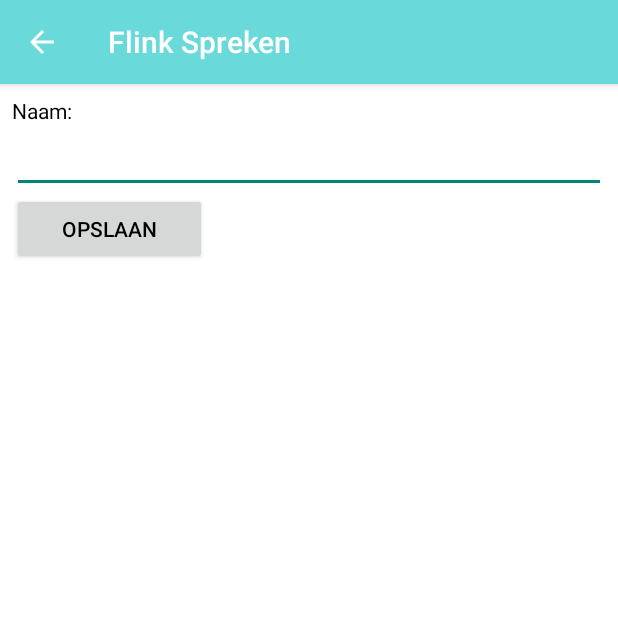
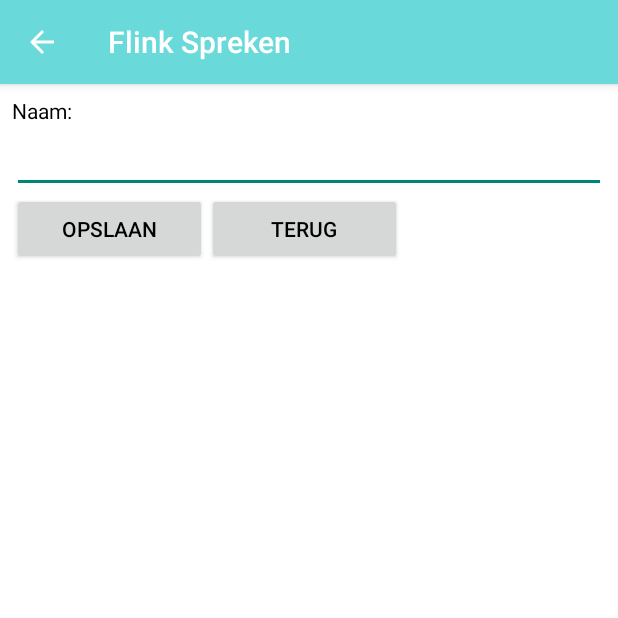
Before and after one commit to BramBleys/FlinkSpreken, an Android app: the NewAccount screen opened directly, with no data from a screen before it, on a phone screen of 412 x 824 dp, the top half of it. Run offline under Robolectric (Android 15) with nearby library versions, the phone set to English and light mode, and no system bars.

Commit message:
Added back button at new_account page

```diff
--- a/app/src/main/java/be/thomasmore/flinkspreken/NewAccount.java
+++ b/app/src/main/java/be/thomasmore/flinkspreken/NewAccount.java
@@ -23,12 +23,18 @@ public class NewAccount extends AppCompatActivity {
         EditText editTextNaam = (EditText) findViewById(R.id.editName);
         String naam = editTextNaam.getText().toString();
 
-        Account account = new Account();
-        account.setNaam(naam);
-
-        db.addAccount(account);
+        if (!naam.equals("")) {
+            Account account = new Account();
+            account.setNaam(naam);
+            db.addAccount(account);
+        }
 
         Intent intent = new Intent(this, MainActivity.class);
         startActivity(intent);
     }
+
+    public void onClickButtonTerug(View v){
+        Intent intent = new Intent(this, MainActivity.class);
+        startActivity(intent);
+    }
 }
--- a/app/src/main/res/layout/activity_new_account.xml
+++ b/app/src/main/res/layout/activity_new_account.xml
@@ -9,12 +9,12 @@
     <LinearLayout
         android:layout_width="match_parent"
         android:layout_height="match_parent"
+        android:layout_margin="8dp"
         android:orientation="vertical"
         app:layout_constraintBottom_toBottomOf="parent"
         app:layout_constraintLeft_toLeftOf="parent"
         app:layout_constraintRight_toRightOf="parent"
-        app:layout_constraintTop_toTopOf="parent"
-        android:layout_margin="8dp">
+        app:layout_constraintTop_toTopOf="parent">
 
         <TextView
             android:layout_width="fill_parent"
@@ -27,12 +27,26 @@
             android:layout_height="wrap_content"
             android:inputType="text" />
 
-        <Button
-            android:id="@+id/buttonAddAccount"
-            android:layout_width="130dp"
+        <LinearLayout
+            android:layout_width="wrap_content"
             android:layout_height="wrap_content"
-            android:onClick="onClickButtonAdd"
-            android:text="@string/add_account" />
+            android:orientation="horizontal">
+
+            <Button
+                android:id="@+id/buttonAddAccount"
+                android:layout_width="130dp"
+                android:layout_height="wrap_content"
+                android:onClick="onClickButtonAdd"
+                android:text="@string/add_account" />
+
+            <Button
+                android:id="@+id/buttonTerug"
+                android:layout_width="130dp"
+                android:layout_height="wrap_content"
+                android:onClick="onClickButtonTerug"
+                android:text="@string/terug" />
+        </LinearLayout>
+
 
     </LinearLayout>
 </android.support.constraint.ConstraintLayout>
--- a/app/src/main/res/values/strings.xml
+++ b/app/src/main/res/values/strings.xml
@@ -6,6 +6,7 @@
 
     <string name="naam_account">Naam:</string>
     <string name="add_account">Opslaan</string>
+    <string name="terug">Terug</string>
 
     <string name="start">Start</string>
     <string name="resultaten">Resultaten</string>
```
